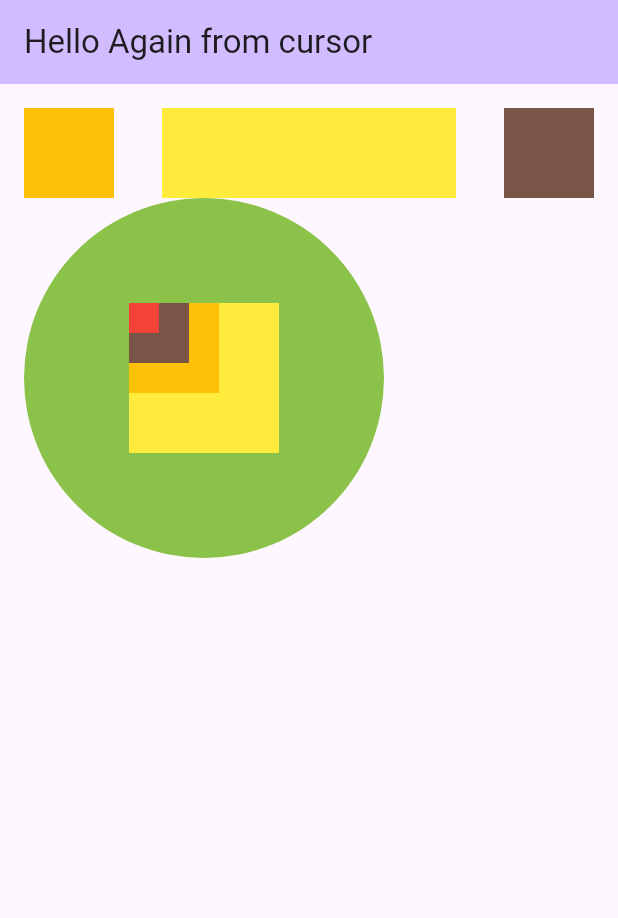
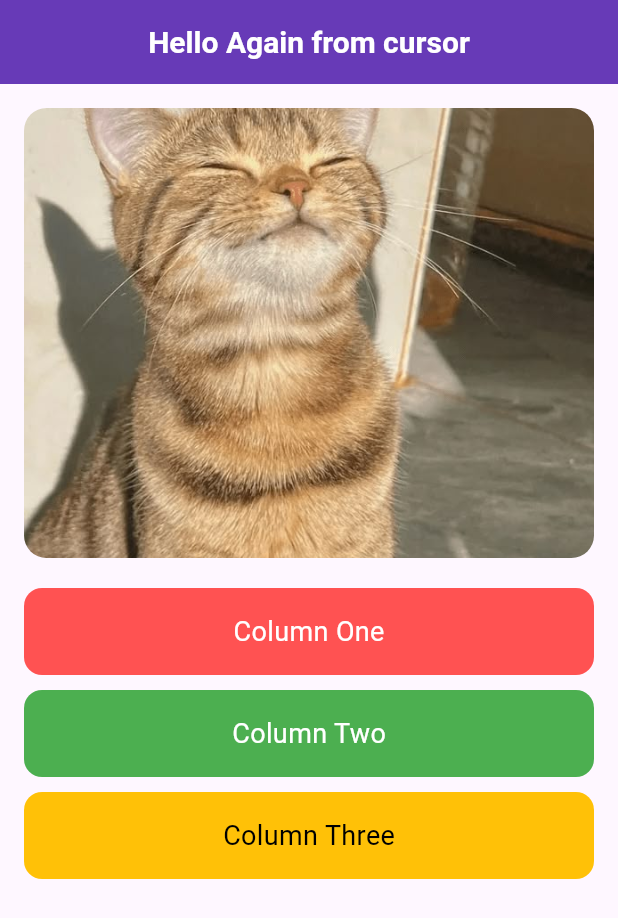
Before and after one commit to dark0crystal/flutter-practice, a Flutter app: the screen it shows after launch, on a phone screen of 412 x 824 dp. Shown: the top 918 px of the screen. Run offline on Flutter 3.47's test engine with Material 3 defaults, Android fonts, the phone set to English and light mode, and no system bars.

Commit message:
styling the main page

```diff
--- a/lib/pages/MyHomePage.dart
+++ b/lib/pages/MyHomePage.dart
@@ -2,8 +2,6 @@ import 'package:flutter/material.dart';
 
 class MyHomePage extends StatefulWidget {
   const MyHomePage({super.key, required this.title});
-
-
 
   final String title;
 
@@ -12,101 +10,85 @@ class MyHomePage extends StatefulWidget {
 }
 
 class _MyHomePageState extends State<MyHomePage> {
-
-
   @override
   Widget build(BuildContext context) {
-
-    var padding16 = Padding(padding: EdgeInsets.all(16.0),);
     return Scaffold(
       appBar: AppBar(
-
-        backgroundColor: Theme.of(context).colorScheme.inversePrimary,
-
-        title: Text(widget.title),
+        backgroundColor: Colors.deepPurple,
+        title: Text(
+          widget.title,
+          style: const TextStyle(
+            fontSize: 20,
+            fontWeight: FontWeight.bold,
+            color: Colors.white,
+          ),
+        ),
+        centerTitle: true,
       ),
-      body: SafeArea(
-        child:SingleChildScrollView(
-          child: Padding(
-            padding: EdgeInsets.all(16.0),
-             child: Column(
+      body: SingleChildScrollView(
+        child: Padding(
+          padding: const EdgeInsets.all(16.0),
+          child: Column(
+            crossAxisAlignment: CrossAxisAlignment.center,
             children: [
-              Row(children: <Widget>[
-                 buildCont(Colors.amber, 60.0),
-                padding16,
-                 Expanded(child:
-                 buildCont(Colors.yellow, 60.0),),
-                padding16,
-
-                 buildCont(Colors.brown, 60.0),
-              ]
-
+              ClipRRect(
+                borderRadius: BorderRadius.circular(15),
+                child: Image.asset(
+                  "lib/assets/images/cat.jpeg",
+                  width: double.infinity,
+                  height: 300,
+                  fit: BoxFit.cover,
+                ),
               ),
-              _BuildRowAndStack(),
-
+              const SizedBox(height: 20),
+              Container(
+                width: double.infinity,
+                padding: const EdgeInsets.all(16),
+                decoration: BoxDecoration(
+                  color: Colors.redAccent,
+                  borderRadius: BorderRadius.circular(12),
+                ),
+                child: const Center(
+                  child: Text(
+                    "Column One",
+                    style: TextStyle(fontSize: 18, color: Colors.white),
+                  ),
+                ),
+              ),
+              const SizedBox(height: 10),
+              Container(
+                width: double.infinity,
+                padding: const EdgeInsets.all(16),
+                decoration: BoxDecoration(
+                  color: Colors.green,
+                  borderRadius: BorderRadius.circular(12),
+                ),
+                child: const Center(
+                  child: Text(
+                    "Column Two",
+                    style: TextStyle(fontSize: 18, color: Colors.white),
+                  ),
+                ),
+              ),
+              const SizedBox(height: 10),
+              Container(
+                width: double.infinity,
+                padding: const EdgeInsets.all(16),
+                decoration: BoxDecoration(
+                  color: Colors.amber,
+                  borderRadius: BorderRadius.circular(12),
+                ),
+                child: const Center(
+                  child: Text(
+                    "Column Three",
+                    style: TextStyle(fontSize: 18, color: Colors.black),
+                  ),
+                ),
+              ),
             ],
-          ),),
-
-        )
-      )
+          ),
+        ),
+      ),
     );
   }
 }
-
-Container buildCont(Color c, double size){
- return Container(
-        color: c,
-        width: size,
-        height: size,
-
-      );
-}
-
-Container buildContCustom(Color c, double width ,double length ){
- return Container(
-        color: c,
-        width: width,
-        height: length,
-
-      );
-}
-
-
-
-Row _BuildRowAndStack() {
-  return Row(
-    children: <Widget>[
-      CircleAvatar(
-        backgroundColor: Colors.lightGreen,
-        radius: 120.0,
-        child: Stack(
-          children: <Widget>[
-            containerCW(Colors.yellow,100.0),
-            containerCW(Colors.amber,60.0),
-            containerCW(Colors.brown,40.0),
-            containerCW(Colors.red,20.0)
-          ],
-        ),
-      )
-    ],
-  );
-}
-
- Container containerCW(Color myColor,double mySize) {
-    return Container(
-              color: myColor,
-              height: mySize,
-              width:mySize,
-    );
-  }
-
-
-// Container smilingFace(){
-//   return Container(
-
-
-//     child: Stack(
-
-//     ),
-//   );
-// }
```
